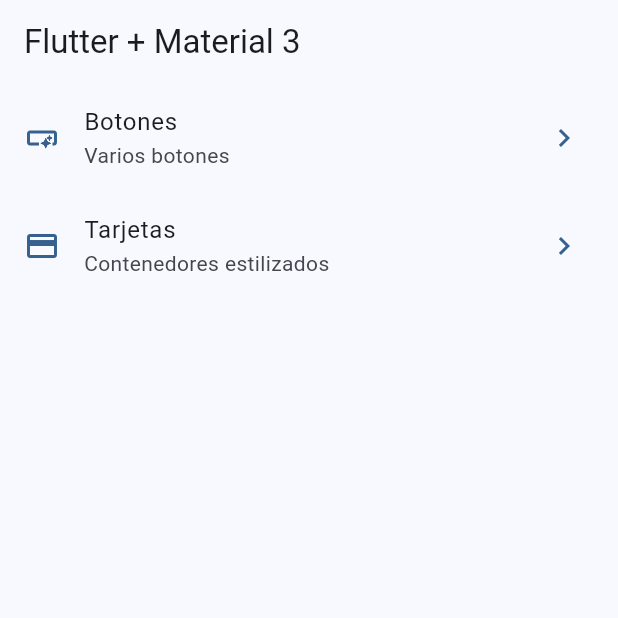
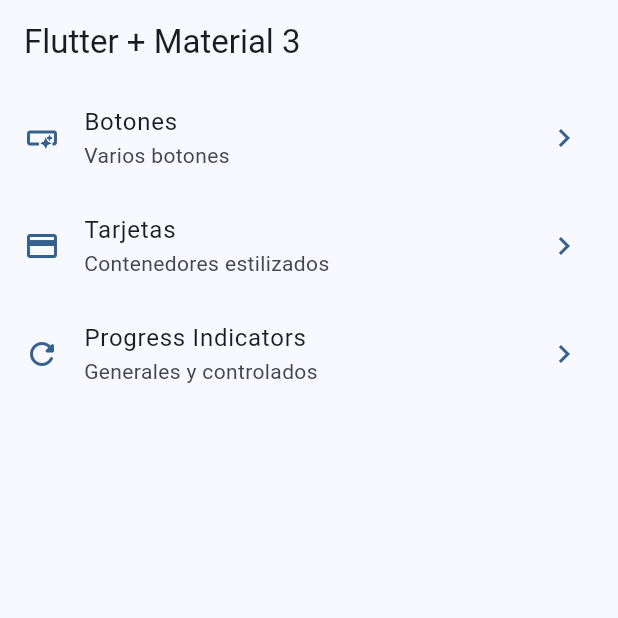
Before and after one commit to tripleP16/widgets_app, a Flutter app: the screen it shows after launch, on a phone screen of 412 x 824 dp, the top half of it. Run offline on Flutter 3.47's test engine with Material 3 defaults, Android fonts, the phone set to English and light mode, and no system bars; our stand-ins replace go_router.

Commit message:
progress indicators done

```diff
--- a/lib/config/menu/menu_items.dart
+++ b/lib/config/menu/menu_items.dart
@@ -24,4 +24,9 @@ const appMenuItems = <MenuItem>[
       subttitle: 'Contenedores estilizados',
       link: '/cards',
       icon: Icons.credit_card_outlined),
+  MenuItem(
+      title: 'Progress Indicators',
+      subttitle: 'Generales y controlados',
+      link: '/progress',
+      icon: Icons.refresh_rounded),
 ];
--- a/lib/config/router/app_router.dart
+++ b/lib/config/router/app_router.dart
@@ -21,5 +21,11 @@ final appRouter = GoRouter(
       name: CardsScreen.name,
       pageBuilder: (context, state) => const MaterialPage(child: CardsScreen()),
     ),
+    GoRoute(
+      path: '/progress',
+      name: ProgressScreen.name,
+      pageBuilder: (context, state) =>
+          const MaterialPage(child: ProgressScreen()),
+    ),
   ],
 );
--- a/lib/presentation/screens/home/home_screen.dart
+++ b/lib/presentation/screens/home/home_screen.dart
@@ -1,7 +1,6 @@
 import 'package:flutter/material.dart';
 import 'package:go_router/go_router.dart';
 import 'package:widgets_app/config/menu/menu_items.dart';
-import 'package:widgets_app/presentation/screens/screens.dart';
 
 class HomeScreen extends StatelessWidget {
   static const String name = 'home_screen';
```
Also changed, not shown: lib/presentation/screens/progress/progress_screen.dart (+76 -1 lines).
